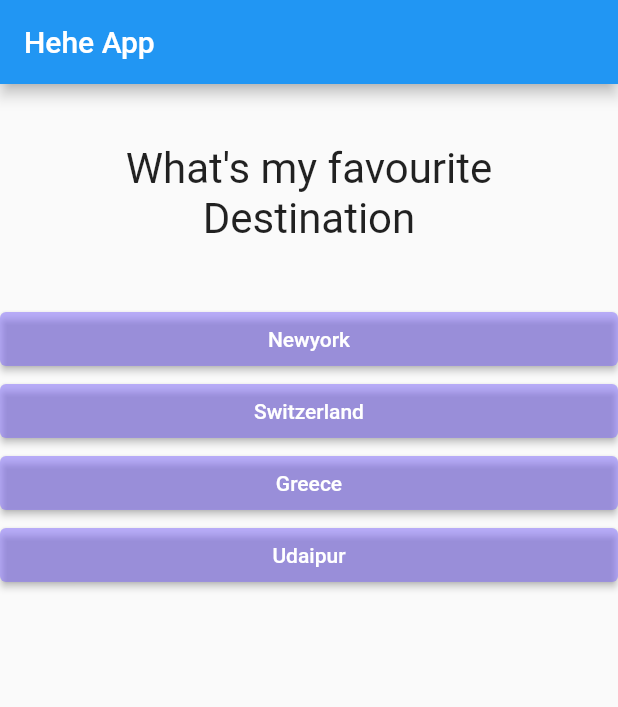
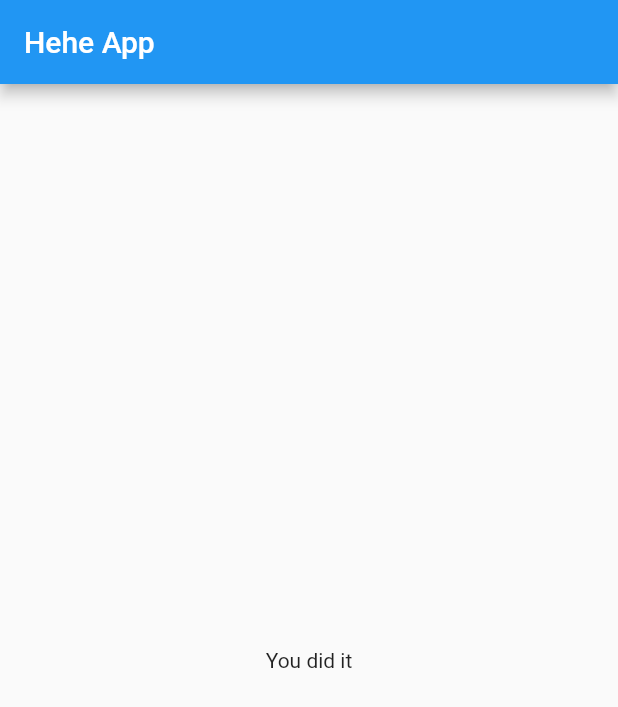
Before and after one commit to devyanshiiii21/flutter_quiz, a Flutter app: the screen it shows after launch, after a tap on "Newyork", after a tap on "Indian", after a tap on "Pizza", on a phone screen of 412 x 824 dp. Shown: the top 707 px of the screen. Run offline on Flutter 3.47's test engine with Material 2 defaults, Android fonts, the phone set to English and light mode, and no system bars.

Commit message:
Added quiz.dartand result.dart

```diff
--- a/lib/main.dart
+++ b/lib/main.dart
@@ -1,8 +1,8 @@
 // ignore_for_file: unnecessary_new, avoid_print, prefer_const_constructors, deprecated_member_use, duplicate_ignore, sort_child_properties_last, unused_import
 
 import 'package:flutter/material.dart';
-import './question.dart';
-import './answer.dart';
+import './quiz.dart';
+import './result.dart';
 // void main() {
 //   runApp(MyHeheApp());
 // }
@@ -21,6 +21,21 @@ class MyApp extends StatefulWidget {
 }
 
 class MyAppState extends State<MyApp> {
+  final questions = const [
+    {
+      'questionText': 'What\'s my favourite Destination',
+      'answers': ['Newyork', 'Switzerland', 'Greece', 'Udaipur']
+    },
+    {
+      'questionText': 'What\'s my favourite Cuisine',
+      'answers': ['Thai', 'Indian', 'Chinese', 'Italian']
+    },
+    {
+      'questionText': 'What\'s my favourite food',
+      'answers': ['Pizza', 'Paani Puri', 'Dal makhni', 'Adi wle chawal']
+    },
+  ];
+
   var questionIndex = 0;
 
   void answerQuestion() {
@@ -29,41 +44,25 @@ class MyAppState extends State<MyApp> {
     });
 
     print(questionIndex);
+    if (questionIndex < questions.length) {
+      print('We have more questions');
+    }
   }
 
   @override //decorator provider by dart
   Widget build(BuildContext context) {
-    var questions = [
-      {
-        'questionText': 'What\'s my favourite Destination',
-        'answers': ['Newyork', 'Switzerland', 'Greece', 'Udaipur']
-      },
-      {
-        'questionText': 'What\'s my favourite Cuisine',
-        'answers': ['Thai', 'Indian', 'Chinese', 'Italian']
-      },
-      {
-        'questionText': 'What\'s my favourite food',
-        'answers': ['Pizza', 'Paani Puri', 'Dal makhni', 'Adi wle chawal']
-      },
-    ];
     return MaterialApp(
       home: Scaffold(
-        appBar: AppBar(
-          title: const Text('Hehe App'),
-        ),
-        // ignore: prefer_const_literals_to_create_immutables
-        body: Column(children: [
-          Question(
-            questions[questionIndex > 2 ? questionIndex = 0 : questionIndex]
-                ['questionText'] as String,
+          appBar: AppBar(
+            title: const Text('Hehe App'),
           ),
-          ...(questions[questionIndex]['answers'] as List<String>)
-              .map((answer) {
-            return Answer(answerQuestion, answer);
-          }).toList()
-        ]),
-      ),
+          // ignore: prefer_const_literals_to_create_immutables
+          body: questionIndex < questions.length
+              ? Quiz(
+                  answerQuestion: answerQuestion,
+                  questions: questions,
+                  questionIndex: questionIndex)
+              : Result()),
     );
   }
 }
--- /dev/null
+++ b/lib/quiz.dart
@@ -0,0 +1,28 @@
+// ignore_for_file: empty_constructor_bodies
+
+import 'package:flutter/material.dart';
+import './question.dart';
+import './answer.dart';
+
+class Quiz extends StatelessWidget {
+  final List<Map<String, Object>> questions;
+  final VoidCallback answerQuestion;
+  final int questionIndex;
+
+  Quiz(
+      {required this.questions,
+      required this.answerQuestion,
+      required this.questionIndex});
+
+  @override
+  Widget build(BuildContext context) {
+    return Column(children: [
+      Question(
+        questions[questionIndex]['questionText'] as String,
+      ),
+      ...(questions[questionIndex]['answers'] as List<String>).map((answer) {
+        return Answer(answerQuestion, answer);
+      }).toList()
+    ]);
+  }
+}
--- /dev/null
+++ b/lib/result.dart
@@ -0,0 +1,10 @@
+import 'package:flutter/material.dart';
+
+class Result extends StatelessWidget {
+  @override
+  Widget build(BuildContext context) {
+    return Center(
+      child: Text('You did it'),
+    );
+  }
+}
```
